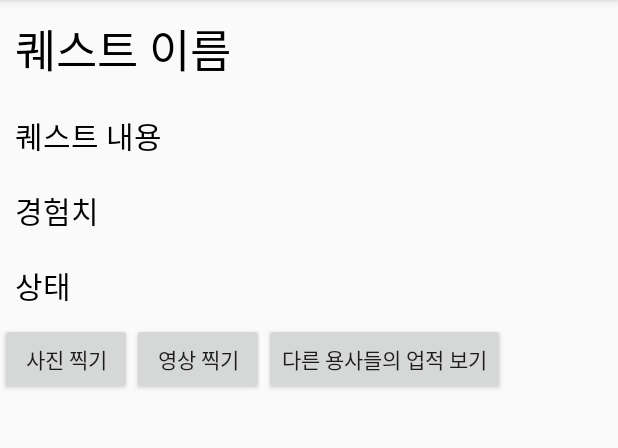
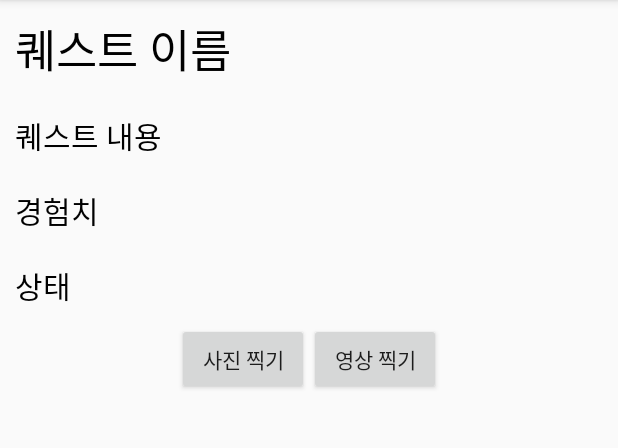
Before and after one commit to iicdii/Myongdventure, an Android app: the MyQuestDetailActivity screen opened directly, with no data from a screen before it, on a phone screen of 412 x 824 dp, the part 84-532 px from its top. Run offline under Robolectric (Android 15) with nearby library versions, the phone set to English and light mode, and no system bars; our stand-ins replace Firebase (no records; nobody signed in at launch, a user with empty details on screens opened directly); libraries missing offline, so code that uses them is left out: com.firebase.ui.

Commit message:
완료된 퀘스트 오류 수정

```diff
--- a/app/src/main/java/com/myongji/myongdventure/schema/UserQuest.java
+++ b/app/src/main/java/com/myongji/myongdventure/schema/UserQuest.java
@@ -1,10 +1,7 @@
 package com.myongji.myongdventure.schema;
-
-import android.net.Uri;
 
 import com.google.firebase.database.Exclude;
 import com.google.firebase.database.IgnoreExtraProperties;
-import com.myongji.myongdventure.enums.QuestType;
 import com.myongji.myongdventure.enums.Status;
 
 import java.util.HashMap;
@@ -19,8 +16,8 @@ public class UserQuest {
     public Status status;
     public int likeCount;
     public String title;
-    public Uri imageUrl;
-    public Uri videoUrl;
+    public String imageUrl;
+    public String videoUrl;
 
     public UserQuest() {
 
--- a/app/src/main/res/layout/activity_my_quest_detail.xml
+++ b/app/src/main/res/layout/activity_my_quest_detail.xml
@@ -61,11 +61,8 @@
 
     <LinearLayout
         android:layout_width="wrap_content"
-        android:layout_height="wrap_content">
-
-        <LinearLayout
-            android:layout_width="wrap_content"
-            android:layout_height="wrap_content">
+        android:layout_height="wrap_content"
+        android:layout_gravity="center">
 
         <Button
             android:id="@+id/btn_picture"
@@ -81,11 +78,4 @@
 
     </LinearLayout>
 
-        <Button
-            android:layout_width="wrap_content"
-            android:layout_height="wrap_content"
-            android:text="다른 용사들의 업적 보기"/>
-
 </LinearLayout>
-
-</LinearLayout>
```
Lines whose indentation alone changed are shown as unchanged.
